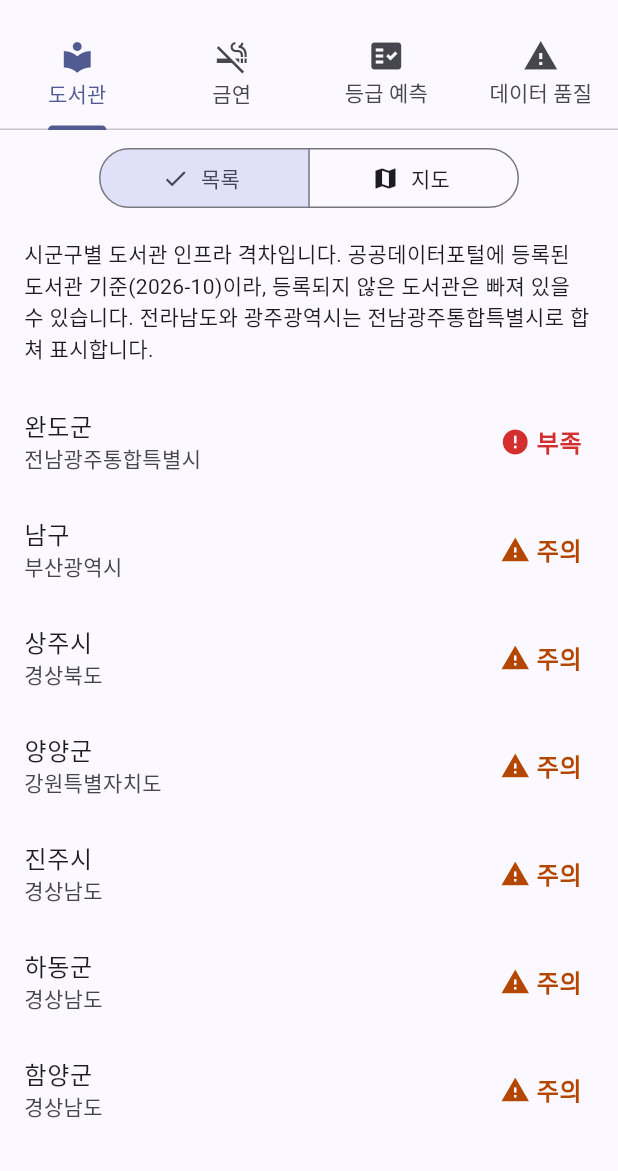
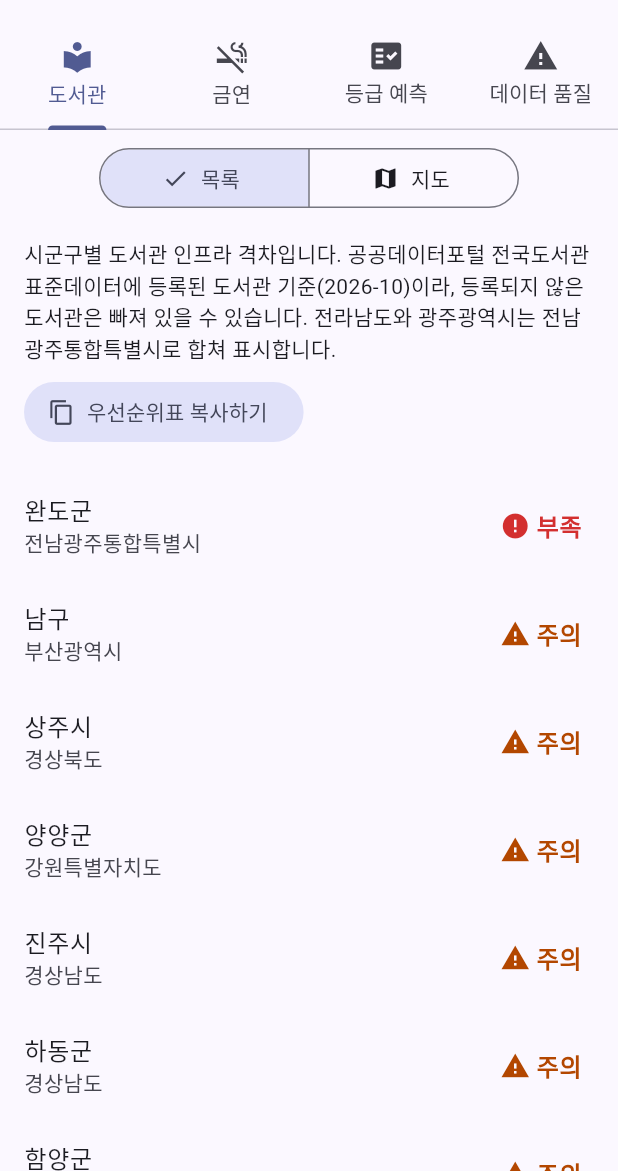
Before and after one commit to Twilight995/public-data-gap-map, a Flutter app: the screen it shows after launch, on a phone screen of 412 x 824 dp, the part 65-1236 px from its top. Run offline on Flutter 3.47's test engine with Material 3 defaults, Android fonts, the phone set to English and light mode, and no system bars; our stand-ins replace material_ui; missing offline and left inert: dart:js_interop; Roboto replaces fonts that are missing (Pretendard).

Commit message:
feat: 우선순위표 복사하기와 웹용 CSV 내려받기 추가
- 도서관·금연 목록에 '우선순위표 복사하기' 버튼 (탭으로 칸을 나눈 표, 웹·안드로이드 공통)
- 웹에서만 'CSV 파일로 내려받기' 버튼 (조건부 가져오기로 안드로이드에는 빈 구현)
- 표 맨 위에 데이터 기준과 등록 기준 한계 안내를 함께 내보냄
- CSV: UTF-8 BOM으로 엑셀 한글 깨짐 방지, 특수 문자 감싸기, 수식으로 실행될 값 차단
- 표 만들기는 화면과 분리된 순수 함수 (lib/export/priority_table.dart)
- 새 패키지 없음 (브라우저 기능은 dart:js_interop 로 직접 선언)
- 테스트: Flutter 72개, Python 70개

Co-Authored-By: Claude Fable 5.2 <noreply@anthropic.com>

```diff
--- /dev/null
+++ b/app/lib/export/save_file.dart
@@ -0,0 +1,2 @@
+// 파일 저장은 브라우저에서만 된다. 안드로이드에서는 null 이라 내려받기 버튼을 숨긴다.
+export 'save_file_stub.dart' if (dart.library.js_interop) 'save_file_web.dart';
--- /dev/null
+++ b/app/lib/export/save_file_stub.dart
@@ -0,0 +1,2 @@
+/// 파일을 저장할 수 없는 플랫폼(안드로이드 등).
+const void Function(String name, String text)? saveTextFile = null;
--- a/app/lib/main.dart
+++ b/app/lib/main.dart
@@ -43,8 +43,9 @@ class GapMapApp extends StatelessWidget {
                 loadRegions: loadLibraryRegions,
                 loadMap: loadMap,
                 idOf: (shape) => shape.libraryId,
+                exportName: '도서관_우선순위표',
                 notice:
-                    '시군구별 도서관 인프라 격차입니다. 공공데이터포털에 등록된 도서관 기준(2026-10)이라, '
+                    '시군구별 도서관 인프라 격차입니다. 공공데이터포털 전국도서관표준데이터에 등록된 도서관 기준(2026-10)이라, '
                     '등록되지 않은 도서관은 빠져 있을 수 있습니다. '
                     '전라남도와 광주광역시는 전남광주통합특별시로 합쳐 표시합니다.',
               ),
@@ -52,6 +53,7 @@ class GapMapApp extends StatelessWidget {
                 loadRegions: loadSmokingRegions,
                 loadMap: loadMap,
                 idOf: (shape) => shape.smokingId,
+                exportName: '금연_우선순위표',
                 notice:
                     '시도별 니코틴 고의존자 수요와 금연캠프 이용 비교입니다. '
                     '국가금연지원서비스 등록자 기준(2024)입니다.',
--- a/app/lib/models/gap_region.dart
+++ b/app/lib/models/gap_region.dart
@@ -12,6 +12,9 @@ enum GapLevel {
 
 typedef RegionStat = ({String label, String value});
 
+/// 내려받는 표의 한 칸. 수치는 엑셀에서 계산할 수 있게 단위 없는 숫자(num)로 둔다.
+typedef ExportCell = ({String header, Object value});
+
 /// 목록과 상세 화면이 함께 쓰는 지역 한 곳의 표시용 데이터.
 class GapRegion {
   const GapRegion({
@@ -21,6 +24,7 @@ class GapRegion {
     required this.level,
     required this.reason,
     required this.stats,
+    this.cells = const [],
   });
 
   /// 지도 구역과 연결하는 키. 도서관은 "시도 시군구", 금연은 시도 이름.
@@ -30,6 +34,9 @@ class GapRegion {
   final GapLevel level;
   final String reason;
   final List<RegionStat> stats;
+
+  /// 우선순위표(복사·CSV)에 들어갈 칸. 순위 열은 표를 만들 때 붙는다.
+  final List<ExportCell> cells;
 }
 
 List<GapRegion> parseLibraries(String json) => _parse(json, (data) {
@@ -48,6 +55,17 @@ List<GapRegion> parseLibraries(String json) => _parse(json, (data) {
           (label: '열람 전용 도서관', value: '${_count(r['readOnly'])}곳'),
           (label: '입력 오류 의심', value: '${_count(r['suspect'])}곳'),
           (label: '주말 전면 휴관 비율', value: '${_decimal(r['weekendClosedPct'])}%'),
+        ],
+        cells: [
+          (header: '시도', value: r['sido'] as String),
+          (header: '시군구', value: r['sigungu'] as String),
+          ..._levelCells(r),
+          (header: '전체 도서관(곳)', value: r['total'] as num),
+          (header: '대형 거점 도서관(곳)', value: r['hub'] as num),
+          (header: '동네 작은도서관(곳)', value: r['local'] as num),
+          (header: '열람 전용 도서관(곳)', value: r['readOnly'] as num),
+          (header: '입력 오류 의심(곳)', value: r['suspect'] as num),
+          (header: '주말 전면 휴관 비율(%)', value: r['weekendClosedPct'] as num),
         ],
       ),
   ];
@@ -80,9 +98,30 @@ List<GapRegion> parseSmoking(String json) => _parse(json, (data) {
           (label: '금연 지원 기관', value: '${_count(r['orgs'])}곳'),
           (label: '기관 1곳당 등록자', value: '${_count(r['perOrg'])}명'),
         ],
+        cells: [
+          (header: '시도', value: r['sido'] as String),
+          ..._levelCells(r),
+          (header: '등록자(명)', value: r['registered'] as num),
+          (header: '고의존자(명)', value: r['high'] as num),
+          (header: '고의존자 비율(%)', value: r['highPct'] as num),
+          (header: '전국 고의존자 비율(%)', value: national['highPct'] as num),
+          (header: '금연캠프 이용(건)', value: r['camp'] as num),
+          (header: '고의존자 1,000명당 캠프 이용(건)', value: r['campPer1000'] as num),
+          (
+            header: '전국 고의존자 1,000명당 캠프 이용(건)',
+            value: national['campPer1000'] as num,
+          ),
+          (header: '금연 지원 기관(곳)', value: r['orgs'] as num),
+          (header: '기관 1곳당 등록자(명)', value: r['perOrg'] as num),
+        ],
       ),
   ];
 });
+
+List<ExportCell> _levelCells(Map<String, dynamic> r) => [
+  (header: '등급', value: GapLevel.values.byName(r['level']).label),
+  (header: '이유', value: r['reason'] as String),
+];
 
 /// JSON을 읽어 격차가 큰 순(부족 → 주의 → 양호), 같은 등급은 이름순, 이름도 같으면 부제(시도)순으로 돌려준다.
 /// 모양이 다른 데이터는 전부 FormatException 하나로 모아 화면이 한 가지만 처리하게 한다.
--- a/app/lib/screens/region_list_screen.dart
+++ b/app/lib/screens/region_list_screen.dart
@@ -1,18 +1,35 @@
+import 'package:flutter/services.dart' show Clipboard, ClipboardData;
 import 'package:material_ui/material_ui.dart';
 
+import '../export/priority_table.dart';
+import '../export/save_file.dart';
 import '../models/gap_region.dart';
 import '../widgets/level_badge.dart';
 import '../widgets/load_view.dart';
 import 'region_detail_screen.dart';
 
+typedef SaveFile = void Function(String name, String text);
+
 /// 격차가 큰 순으로 지역을 보여주는 목록. 도서관·금연 탭이 함께 쓴다.
 class RegionListScreen extends StatelessWidget {
-  const RegionListScreen({super.key, required this.load, required this.notice});
+  const RegionListScreen({
+    super.key,
+    required this.load,
+    required this.notice,
+    this.exportName = '우선순위표',
+    this.saveFile = saveTextFile,
+  });
 
   final Future<List<GapRegion>> Function() load;
 
-  /// 목록 첫 줄에 보여줄 데이터 기준 안내.
+  /// 목록 첫 줄에 보여줄 데이터 기준 안내. 가져가는 표의 맨 위에도 똑같이 들어간다.
   final String notice;
+
+  /// 내려받는 파일 이름(확장자 제외).
+  final String exportName;
+
+  /// 파일로 저장하는 방법. 저장할 수 없는 플랫폼에서는 null 이고 내려받기 버튼이 숨는다.
+  final SaveFile? saveFile;
 
   @override
   Widget build(BuildContext context) {
@@ -28,12 +45,110 @@ class RegionListScreen extends StatelessWidget {
             itemBuilder: (context, i) => i == 0
                 ? Padding(
                     padding: const EdgeInsets.all(16),
-                    child: Text(notice),
+                    child: Column(
+                      crossAxisAlignment: .start,
+                      children: [
+                        Text(notice),
+                        const SizedBox(height: 8),
+                        _ExportButtons(
+                          rows: priorityRows(notice, regions),
+                          count: regions.length,
+                          fileName: '$exportName.csv',
+                          saveFile: saveFile,
+                        ),
+                      ],
+                    ),
                   )
                 : _RegionTile(regions[i - 1]),
           ),
         ),
       ),
+    );
+  }
+}
+
+/// 우선순위표를 복사하거나 파일로 내려받는 버튼. 누른 결과는 화면 아래 문구로 알린다.
+class _ExportButtons extends StatelessWidget {
+  const _ExportButtons({
+    required this.rows,
+    required this.count,
+    required this.fileName,
+    required this.saveFile,
+  });
+
+  final List<List<Object>> rows;
+  final int count;
+  final String fileName;
+  final SaveFile? saveFile;
+
+  /// [action]을 실행하고 성공·실패를 문구로 알린다. 실패하면 같은 동작을 다시 시도할 수 있다.
+  Future<void> _run(
+    ScaffoldMessengerState messenger, {
+    required Future<void> Function() action,
+    required String done,
+    required String failed,
+  }) async {
+    Object? error;
+    try {
+      await action();
+    } catch (e) {
+      error = e;
+    }
+    messenger
+      ..hideCurrentSnackBar()
+      ..showSnackBar(
+        SnackBar(
+          content: Text(error == null ? done : failed),
+          // 버튼이 달린 안내는 저절로 사라지지 않으므로 닫기 단추를 함께 둔다.
+          showCloseIcon: error != null,
+          action: error == null
+              ? null
+              : SnackBarAction(
+                  label: '다시 시도',
+                  onPressed: () => _run(
+                    messenger,
+                    action: action,
+                    done: done,
+                    failed: failed,
+                  ),
+                ),
+        ),
+      );
+  }
+
+  @override
+  Widget build(BuildContext context) {
+    final messenger = ScaffoldMessenger.of(context);
+    final save = saveFile;
+    return Wrap(
+      spacing: 8,
+      runSpacing: 8,
+      children: [
+        FilledButton.tonalIcon(
+          icon: const Icon(Icons.copy),
+          label: const Text('우선순위표 복사하기'),
+          onPressed: () => _run(
+            messenger,
+            // 브라우저가 권한 창을 띄운 채 답하지 않으면 끝없이 기다리게 된다. 10초가 지나면 실패로 알린다.
+            action: () => Clipboard.setData(
+              ClipboardData(text: toTsv(rows)),
+            ).timeout(const Duration(seconds: 10)),
+            done: '우선순위표 $count개 지역을 복사했습니다. 엑셀에 붙여넣으세요.',
+            failed: '복사하지 못했습니다. 기기나 브라우저가 복사를 막았을 수 있습니다.',
+          ),
+        ),
+        if (save != null)
+          OutlinedButton.icon(
+            icon: const Icon(Icons.download),
+            label: const Text('CSV 파일로 내려받기'),
+            onPressed: () => _run(
+              messenger,
+              action: () async => save(fileName, toCsv(rows)),
+              done: '$fileName 파일 내려받기를 시작했습니다.',
+              failed: '파일을 내려받지 못했습니다. 브라우저가 내려받기를 막았을 수 있습니다.',
+            ),
+          ),
+      ],
     );
   }
 }
--- a/app/lib/screens/region_tab.dart
+++ b/app/lib/screens/region_tab.dart
@@ -13,12 +13,16 @@ class RegionTab extends StatefulWidget {
     required this.loadMap,
     required this.idOf,
     required this.notice,
+    this.exportName = '우선순위표',
   });
 
   final Future<List<GapRegion>> Function() loadRegions;
   final Future<MapData> Function() loadMap;
   final String? Function(MapShape shape) idOf;
   final String notice;
+
+  /// 내려받는 우선순위표 파일 이름(확장자 제외).
+  final String exportName;
 
   @override
   State<RegionTab> createState() => _RegionTabState();
@@ -75,6 +79,7 @@ class _RegionTabState extends State<RegionTab>
               : RegionListScreen(
                   load: widget.loadRegions,
                   notice: widget.notice,
+                  exportName: widget.exportName,
                 ),
         ),
       ],
```
Also changed, not shown: app/lib/export/priority_table.dart (added, +49 -0 lines), app/lib/export/save_file_web.dart (added, +26 -0 lines), 1 other file.
